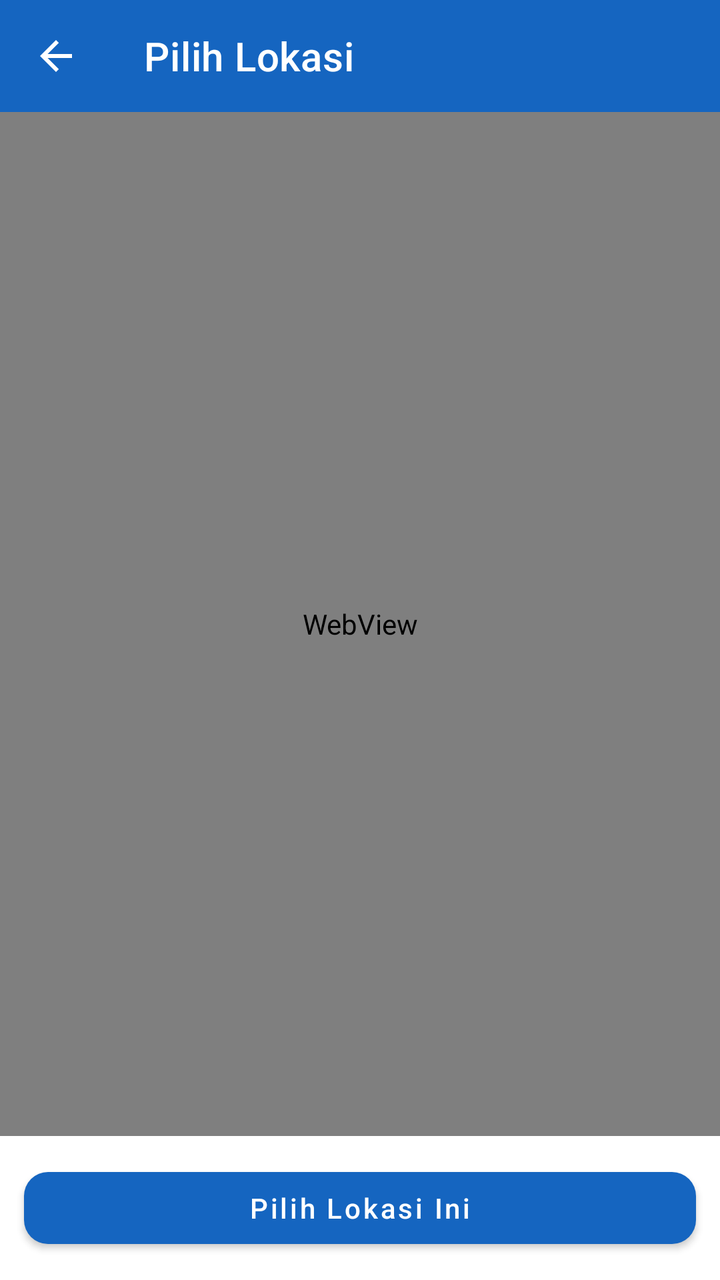
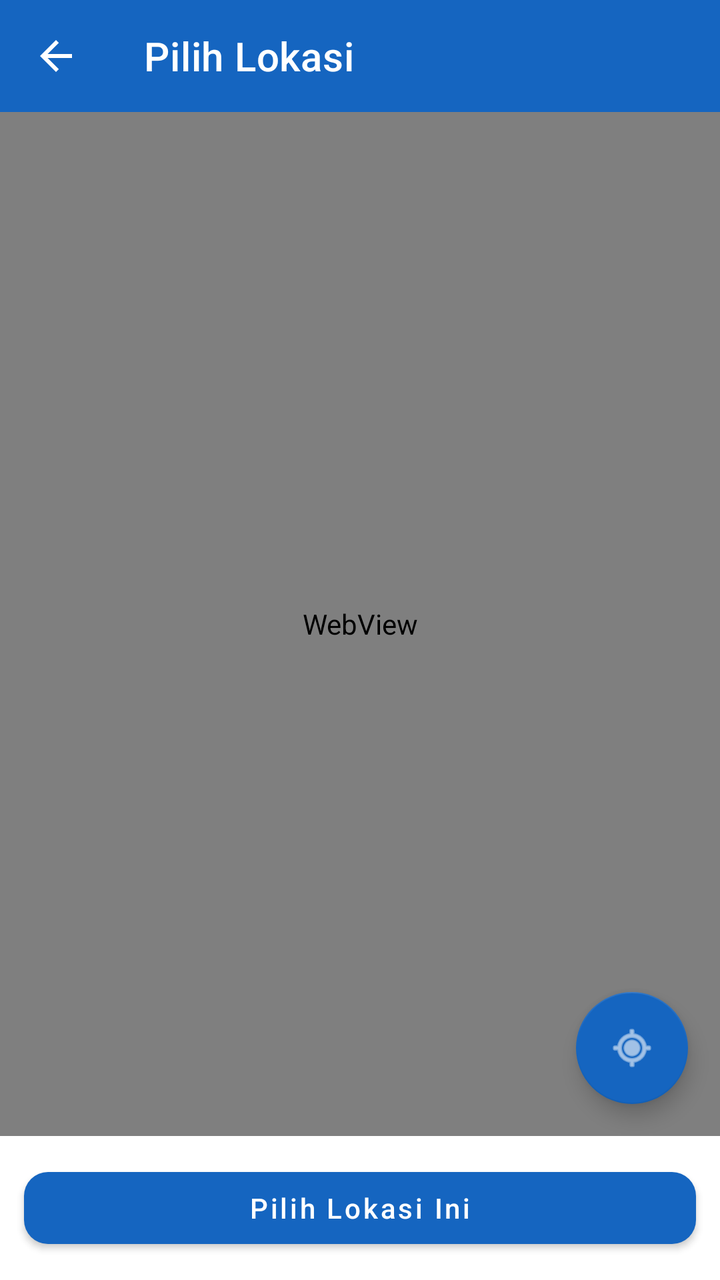

The first picture is an Android layout as it rendered before a commit; the second is the same layout after the commit. The layout source and the unified diff follow.
<!-- AndroidManifest.xml: application theme Theme.DAMIUPOS -->
<!-- res/layout/activity_map_picker.xml -->
<?xml version="1.0" encoding="utf-8"?>
<LinearLayout
    xmlns:android="http://schemas.android.com/apk/res/android"
    xmlns:app="http://schemas.android.com/apk/res-auto"
    android:layout_width="match_parent"
    android:layout_height="match_parent"
    android:orientation="vertical">

    <com.google.android.material.appbar.AppBarLayout
        android:layout_width="match_parent"
        android:layout_height="wrap_content">

        <androidx.appcompat.widget.Toolbar
            android:id="@+id/toolbar"
            android:layout_width="match_parent"
            android:layout_height="?attr/actionBarSize"
            android:background="@color/primary"
            android:titleTextColor="@color/white"
            app:navigationIcon="@drawable/ic_arrow_back"
            app:title="Pilih Lokasi" />
    </com.google.android.material.appbar.AppBarLayout>

    <FrameLayout
        android:layout_width="match_parent"
        android:layout_height="0dp"
        android:layout_weight="1">

        <WebView
            android:id="@+id/webView"
            android:layout_width="match_parent"
            android:layout_height="match_parent" />
    </FrameLayout>

    <com.google.android.material.button.MaterialButton
        android:id="@+id/btnPilih"
        android:layout_width="match_parent"
        android:layout_height="wrap_content"
        android:layout_margin="12dp"
        android:text="Pilih Lokasi Ini"
        android:textAllCaps="false"
        app:cornerRadius="12dp" />
</LinearLayout>
<!-- resources referenced by this layout -->
<resources>
  <color name="primary">#1565C0</color>
  <color name="white">#FFFFFF</color>
  <!-- drawable ic_arrow_back (drawable) -->
  <?xml version="1.0" encoding="utf-8"?>
  <vector xmlns:android="http://schemas.android.com/apk/res/android"
      android:width="24dp"
      android:height="24dp"
      android:viewportWidth="24"
      android:viewportHeight="24"
      android:tint="@color/white">
      <path
          android:fillColor="#FFFFFF"
          android:pathData="M20,11H7.83l5.59,-5.59L12,4l-8,8 8,8 1.41,-1.41L7.83,13H20v-2z" />
  </vector>
  <style name="Theme.DAMIUPOS" parent="Theme.MaterialComponents.Light.NoActionBar">
          <item name="colorPrimary">@color/primary</item>
          <item name="colorPrimaryDark">@color/primary_dark</item>
          <item name="colorAccent">@color/accent</item>
          <item name="android:statusBarColor">@color/primary_dark</item>
          
          <item name="toolbarStyle">@style/DAMIUToolbar</item>
          <item name="titleTextColor">@color/white</item>
          <item name="actionMenuTextColor">@color/white</item>
      </style>
  <color name="primary_dark">#0D47A1</color>
  <color name="accent">#FF6F00</color>
  <style name="DAMIUToolbar" parent="Widget.MaterialComponents.Toolbar">
          <item name="titleTextColor">@color/white</item>
          <item name="subtitleTextColor">@color/white</item>
          <item name="android:background">@color/primary</item>
      </style>
</resources>

<!-- the commit's change to res/layout/activity_map_picker.xml (unified diff, before → after) -->
@@ -29,6 +29,17 @@
             android:id="@+id/webView"
             android:layout_width="match_parent"
             android:layout_height="match_parent" />
+
+        <com.google.android.material.floatingactionbutton.FloatingActionButton
+            android:id="@+id/btnMyLocation"
+            android:layout_width="wrap_content"
+            android:layout_height="wrap_content"
+            android:layout_gravity="bottom|end"
+            android:layout_margin="16dp"
+            android:contentDescription="Lokasi saya"
+            app:srcCompat="@android:drawable/ic_menu_mylocation"
+            app:tint="@color/white"
+            app:backgroundTint="@color/primary" />
     </FrameLayout>
 
     <com.google.android.material.button.MaterialButton
